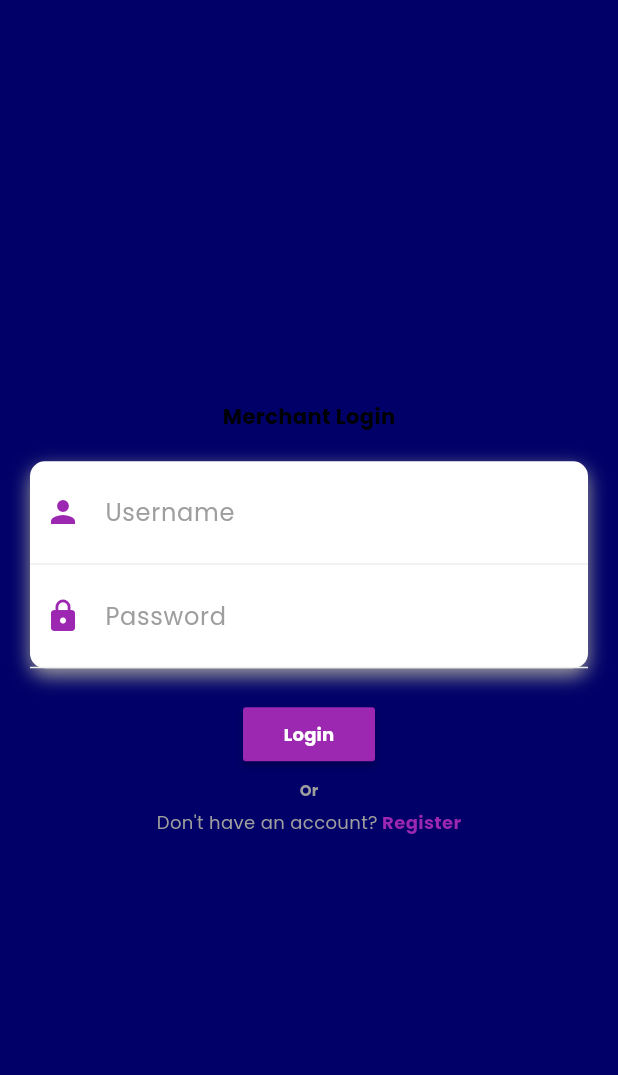
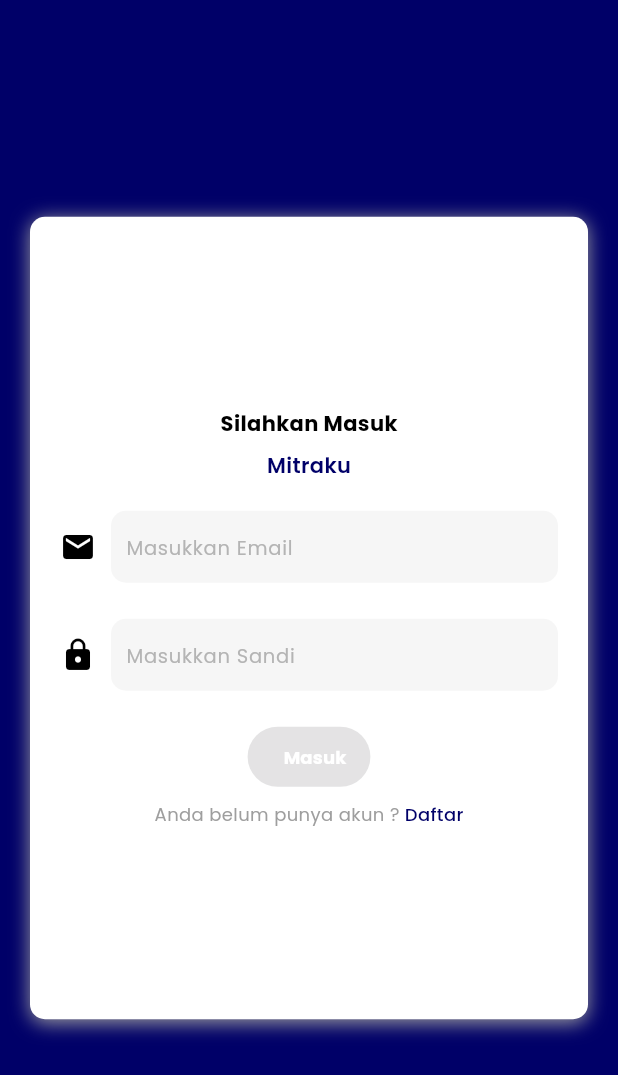
Before and after one commit to Mitra-Apps/fe-mobile-mitraku-seller, a Flutter app: the screen it shows after launch, on a phone screen of 412 x 824 dp. Shown: the top 1075 px of the screen. Run offline on Flutter 3.47's test engine with Material 3 defaults, Android fonts, the phone set to English and light mode, and no system bars; our stand-ins replace animate_do, another_flushbar, bloc_concurrency, dio, floor, flutter_bloc and 15 more; accounts and stored records are empty; generated files the repository leaves out were written again; project files that could hold a hidden picture were left out.

Commit message:
Update login page UI

```diff
--- a/lib/features/app/view/app_director.dart
+++ b/lib/features/app/view/app_director.dart
@@ -2,7 +2,7 @@
 import 'package:flutter_bloc/flutter_bloc.dart';
 import 'package:mitraku_seller/features/app/bloc/app_bloc.dart';
 import 'package:mitraku_seller/features/home/home_page.dart';
-import 'package:mitraku_seller/features/login/login_page.dart';
+import 'package:mitraku_seller/features/login/view/login_page.dart';
 
 class AppDirector extends StatelessWidget {
   const AppDirector({super.key});
--- a/lib/features/login/components/login_form.dart
+++ /dev/null
@@ -1,128 +0,0 @@
-import 'package:animate_do/animate_do.dart';
-import 'package:flutter/material.dart';
-import 'package:flutter_bloc/flutter_bloc.dart';
-import 'package:go_router/go_router.dart';
-import 'package:mitraku_seller/core/spacings/app_spacing.dart';
-import 'package:mitraku_seller/features/app/bloc/app_bloc.dart';
-import 'package:mitraku_seller/router/app_router.dart';
-
-class LoginForm extends StatelessWidget {
-  const LoginForm({Key? key}) : super(key: key);
-
-  @override
-  Widget build(BuildContext context) {
-    return Form(
-        child: Column(
-      crossAxisAlignment: CrossAxisAlignment.center,
-      children: [
-        FadeInUp(
-            duration: Duration(milliseconds: 1400),
-            child: Column(
-              children: [
-                Container(
-                  decoration: BoxDecoration(
-                      color: Colors.white,
-                      borderRadius: BorderRadius.circular(10),
-                      boxShadow: [
-                        BoxShadow(
-                            color: Colors.grey,
-                            blurRadius: 10,
-                            offset: Offset(0, 5))
-                      ]),
-                  child: Column(
-                    children: <Widget>[
-                      Container(
-                        padding: EdgeInsets.all(10),
-                        decoration: BoxDecoration(
-                            border: Border(
-                                bottom:
-                                    BorderSide(color: Colors.grey.shade200))),
-                        child: TextField(
-                          keyboardType: TextInputType.name,
-                          textInputAction: TextInputAction.next,
-                          onSubmitted: (merchantname) {},
-                          decoration: InputDecoration(
-                              hintText: "Username",
-                              hintStyle: TextStyle(color: Colors.grey),
-                              border: InputBorder.none,
-                              icon: Icon(Icons.person),
-                              iconColor: Colors.purple),
-                        ),
-                      ),
-                      Container(
-                        padding: EdgeInsets.all(10),
-                        decoration: BoxDecoration(
-                            border: Border(
-                                bottom:
-                                    BorderSide(color: Colors.grey.shade200))),
-                        child: TextField(
-                          keyboardType: TextInputType.visiblePassword,
-                          textInputAction: TextInputAction.next,
-                          onSubmitted: (password) {},
-                          obscureText: true,
-                          decoration: InputDecoration(
-                              hintText: "Password",
-                              hintStyle: TextStyle(color: Colors.grey),
-                              border: InputBorder.none,
-                              icon: Icon(Icons.lock),
-                              iconColor: Colors.purple),
-                        ),
-                      ),
-                    ],
-                  ),
-                ),
-                AppSpacing.verticalSpacing20,
-                Padding(
-                  padding: EdgeInsets.symmetric(vertical: 0, horizontal: 15),
-                  child: MaterialButton(
-                    color: Colors.purple,
-                    onPressed: () {
-                      context
-                          .read<AppBloc>()
-                          .add(const AppEvent.disableFirstUse());
-                    },
-                    child: const Text(
-                      "Login",
-                      style: TextStyle(
-                          fontSize: 12,
-                          fontWeight: FontWeight.w700,
-                          color: Colors.white),
-                    ),
-                  ),
-                ),
-                AppSpacing.verticalSpacing6,
-                Text(
-                  'Or',
-                  style: TextStyle(
-                      fontSize: 10,
-                      color: Colors.grey,
-                      fontWeight: FontWeight.w700),
-                ),
-                AppSpacing.verticalSpacing6,
-                Row(
-                  mainAxisAlignment: MainAxisAlignment.center,
-                  children: [
-                    Text(
-                      "Don't have an account?",
-                      style: TextStyle(fontSize: 12, color: Colors.grey),
-                    ),
-                    GestureDetector(
-                      onTap: () {
-                        context.push(AppRouter.registerPath);
-                      },
-                      child: Text(
-                        ' Register',
-                        style: TextStyle(
-                            fontSize: 12.0,
-                            color: Colors.purple,
-                            fontWeight: FontWeight.bold),
-                      ),
-                    ),
-                  ],
-                )
-              ],
-            )),
-      ],
-    ));
-  }
-}
--- a/lib/features/login/login_page.dart
+++ /dev/null
@@ -1,37 +0,0 @@
-import 'dart:io';
-
-import 'package:flutter/material.dart';
-import 'package:mitraku_seller/core/spacings/app_spacing.dart';
-import 'package:mitraku_seller/features/login/components/login_form.dart';
-
-class LoginPage extends StatelessWidget {
-  const LoginPage({super.key});
-
-  @override
-  Widget build(BuildContext context) {
-    return WillPopScope(
-        onWillPop: () async {
-          exit(0);
-        },
-        child: const Scaffold(
-          body: Center(
-            child: Column(
-              mainAxisAlignment: MainAxisAlignment.center,
-              children: [
-                Text(
-                  'Merchant Login',
-                  style: TextStyle(
-                      fontSize: 14,
-                      color: Colors.black,
-                      fontWeight: FontWeight.bold),
-                ),
-                AppSpacing.verticalSpacing20,
-                Padding(
-                    padding: EdgeInsets.symmetric(vertical: 0, horizontal: 20),
-                    child: LoginForm()),
-              ],
-            ),
-          ),
-        ));
-  }
-}
--- /dev/null
+++ b/lib/features/login/view/login_form.dart
@@ -0,0 +1,86 @@
+part of 'login_page.dart';
+
+class LoginForm extends StatefulWidget {
+  const LoginForm({super.key});
+
+  @override
+  _LoginFormState createState() => _LoginFormState();
+}
+
+class _LoginFormState extends State<LoginForm> {
+
+  late FToast fToast;
+
+  @override
+  void initState() {
+    super.initState();
+    fToast = FToast();
+    // if you want to use context from globally instead of content we need to pass navigatorKey.currentContext!
+    fToast.init(context);
+  }
+
+  _showToastSuccess(String message) {
+    Widget toast = Container(
+      padding: const EdgeInsets.symmetric(horizontal: 24.0, vertical: 12.0),
+      decoration: BoxDecoration(
+        borderRadius: BorderRadius.circular(25.0),
+        color: CustomColors.successColor,
+      ),
+      child: Row(
+        mainAxisSize: MainAxisSize.min,
+        children: [
+          SvgPicture.asset("assets/icons/icon_white_close.svg"),
+          const SizedBox(
+            width: 12.0,
+          ),
+          Text(message, style: const TextStyle(fontSize: 12,
+              fontWeight: FontWeight.normal,
+              color: CustomColors.whiteColor),),
+        ],
+      ),
+    );
+
+
+    fToast.showToast(
+      child: toast,
+      gravity: ToastGravity.TOP,
+      toastDuration: const Duration(seconds: 3),
+    );
+  }
+
+  _showToastFailed(String message) {
+    Widget toast = Container(
+      padding: const EdgeInsets.symmetric(horizontal: 24.0, vertical: 12.0),
+      decoration: BoxDecoration(
+        borderRadius: BorderRadius.circular(25.0),
+        color: CustomColors.dangerColor,
+      ),
+      child: Row(
+        mainAxisSize: MainAxisSize.min,
+        children: [
+          SvgPicture.asset("assets/icons/icon_white_close.svg"),
+          const SizedBox(
+            width: 12.0,
+          ),
+          Text(message, style: const TextStyle(fontSize: 12,
+              fontWeight: FontWeight.normal,
+              color: CustomColors.whiteColor),),
+        ],
+      ),
+    );
+
+
+    fToast.showToast(
+      child: toast,
+      gravity: ToastGravity.TOP,
+      toastDuration: const Duration(seconds: 3),
+    );
+  }
+
+  @override
+  Widget build(BuildContext context) {
+    return Center(
+      child: LoginFormUI(),
+    );
+  }
+}
--- /dev/null
+++ b/lib/features/login/view/login_form_ui.dart
@@ -0,0 +1,262 @@
+part of 'login_page.dart';
+
+class LoginFormUI extends StatefulWidget {
+  LoginFormUI({super.key});
+
+  @override
+  _LoginFormUIState createState() => _LoginFormUIState();
+}
+
+class _LoginFormUIState extends State<LoginFormUI> {
+  final _formKey = GlobalKey<FormState>();
+
+  String? strMerchantEmail;
+  String? strMerchantPassword;
+
+  bool merchantEmailInteracts() => strMerchantEmail != null;
+  bool merchantPasswordInteracts() => strMerchantPassword != null;
+  bool isShowEmailError = false;
+  bool isShowPasswordError = false;
+  var _isLoading = false;
+
+  void _onSubmit() {
+    setState(() => _isLoading = true);
+    Future.delayed(
+      const Duration(seconds: 3),
+          () => setState(() => _isLoading = false),
+    );
+  }
+
+  @override
+  Widget build(BuildContext context) {
+    return Form(
+        key: _formKey,
+        child: Column(
+          children: [
+            FadeInUp(
+              duration: const Duration(milliseconds: 1400),
+              child: Column(
+                children: [
+                  Container(
+                    decoration: BoxDecoration(
+                      color: Colors.white,
+                      borderRadius: BorderRadius.circular(10),
+                      boxShadow: const [
+                        BoxShadow(
+                          color: Colors.grey,
+                          blurRadius: 10,
+                          offset: Offset(0, 2),
+                        ),
+                      ],
+                    ),
+                    padding: const EdgeInsets.symmetric(horizontal: 20),
+                    child: Column(
+                      children: <Widget>[
+                        AppSpacing.verticalSpacing128,
+                        const Text(
+                          'Silahkan Masuk',
+                          style: TextStyle(
+                            fontSize: 14,
+                            color: Colors.black,
+                            fontWeight: FontWeight.bold,
+                            fontFamily: 'Poppins',
+                          ),
+                        ),
+                        AppSpacing.verticalSpacing8,
+                        const Text(
+                          'Mitraku',
+                          style: TextStyle(
+                            fontSize: 14,
+                            color: CustomColors.mainColor,
+                            fontWeight: FontWeight.w600,
+                            fontFamily: 'Poppins',
+                          ),
+                        ),
+                        AppSpacing.verticalSpacing20,
+                        Row(
+                          children: [
+                            const Icon(
+                              Icons.email,
+                              color: Colors.black,
+                              size: 24,
+                            ),
+                            AppSpacing.horizontalSpacing10,
+                            Flexible(
+                              child: Container(
+                                padding: const EdgeInsets.symmetric(
+                                  horizontal: 10,
+                                ),
+                                decoration: BoxDecoration(
+                                  color: CustomColors.disabledLightColor,
+                                  borderRadius: BorderRadius.circular(10),
+                                ),
+                                child: TextFormField(
+                                  keyboardType: TextInputType.emailAddress,
+                                  textInputAction: TextInputAction.next,
+                                  onChanged: (value) => setState(() {
+                                    strMerchantEmail = value;
+                                    isShowEmailError =
+                                        isShowValidateEmail(strMerchantEmail);
+                                  }),
+                                  decoration: const InputDecoration(
+                                    hintText: 'Masukkan Email',
+                                    hintStyle: TextStyle(
+                                      color: CustomColors.disabledBoldColor,
+                                      fontSize: 13,
+                                      fontFamily: 'Poppins',
+                                    ),
+                                    border: InputBorder.none,
+                                  ),
+                                ),
+                              ),
+                            ),
+                          ],
+                        ),
+                        Row(
+                          children: [
+                            Visibility(
+                                visible: isShowEmailError,
+                                child: Text(
+                                  validateEmail(strMerchantEmail),
+                                  style: const TextStyle(
+                                      fontSize: 12,
+                                      fontWeight: FontWeight.normal,
+                                      color: CustomColors.dangerColor),
+                                )),
+                          ],
+                        ),
+                        AppSpacing.verticalSpacing24,
+                        Row(
+                          children: [
+                            const Icon(
+                              Icons.lock,
+                              color: Colors.black,
+                              size: 24,
+                            ),
+                            AppSpacing.horizontalSpacing10,
+                            Flexible(
+                              child: Container(
+                                padding: const EdgeInsets.symmetric(
+                                  horizontal: 10,
+                                ),
+                                decoration: BoxDecoration(
+                                  color: CustomColors.disabledLightColor,
+                                  borderRadius: BorderRadius.circular(10),
+                                ),
+                                child: TextFormField(
+                                  keyboardType: TextInputType.visiblePassword,
+                                  textInputAction: TextInputAction.next,
+                                  obscureText: true,
+                                  onChanged: (value) => setState(() {
+                                    strMerchantPassword = value;
+                                    isShowPasswordError =
+                                        isShowValidatePassword(
+                                            strMerchantPassword);
+                                  }),
+                                  decoration: const InputDecoration(
+                                    hintText: 'Masukkan Sandi',
+                                    hintStyle: TextStyle(
+                                      color: CustomColors.disabledBoldColor,
+                                      fontSize: 13,
+                                      fontFamily: 'Poppins',
+                                    ),
+                                    border: InputBorder.none,
+                                  ),
+                                ),
+                              ),
+                            ),
+                          ],
+                        ),
+                        Row(
+                          children: [
+                            Flexible(
+                              child: Visibility(
+                                  visible: isShowPasswordError,
+                                  child: Text(
+                                    validatePassword(strMerchantPassword),
+                                    softWrap: true,
+                                    style: const TextStyle(
+                                        fontSize: 12,
+                                        fontWeight: FontWeight.normal,
+                                        color: CustomColors.dangerColor),
+                                  )),
+                            )
+                          ],
+                        ),
+                        AppSpacing.verticalSpacing20,
+                        Padding(
+                            padding: const EdgeInsets.symmetric(horizontal: 15),
+                            child: ElevatedButton.icon(
+                              onPressed: !merchantEmailInteracts() ||
+                                  !merchantPasswordInteracts() ||
+                                  isShowEmailError ||
+                                  isShowPasswordError ||
+                                  _isLoading
+                                  ? null
+                                  : _onSubmit,
+                              style: ElevatedButton.styleFrom(padding: const
+                              EdgeInsets.symmetric(
+                                  vertical: 0, horizontal: 16),
+                                  backgroundColor: !merchantEmailInteracts() ||
+                                      !merchantPasswordInteracts() ||
+                                      isShowEmailError ||
+                                      isShowPasswordError
+                                      ? CustomColors.disabledBoldColor
+                                      : CustomColors.mainColor),
+                              icon: _isLoading ? Container(
+                                width: 24,
+                                height: 24,
+                                padding: const EdgeInsets.all(2.0),
+                                child: const CircularProgressIndicator(
+                                  color: Colors.white,
+                                  strokeWidth: 3,
+                                ),
+                              )
+                                  : Container(),
+                              label: const Text('Masuk', style: TextStyle(
+                                fontSize: 12,
+                                fontWeight: FontWeight.w700,
+                                color: Colors.white,
+                              ),),
+                            )
+                        ),
+                        AppSpacing.verticalSpacing6,
+                        Row(
+                          mainAxisAlignment: MainAxisAlignment.center,
+                          children: [
+                            const Text(
+                              'Anda belum punya akun ?',
+                              style: TextStyle(
+                                fontSize: 12,
+                                color: Colors.grey,
+                                fontFamily: 'Poppins',
+                              ),
+                            ),
+                            GestureDetector(
+                              onTap: () {
+                                context.push(AppRouter.registerPath);
+                              },
+                              child: const Text(
+                                ' Daftar',
+                                style: TextStyle(
+                                  fontSize: 12,
+                                  color: CustomColors.mainColor,
+                                  fontWeight: FontWeight.w500,
+                                  fontFamily: 'Poppins',
+                                ),
+                              ),
+                            ),
+                          ],
+                        ),
+                        AppSpacing.verticalSpacing128,
+                      ],
+                    ),
+                  ),
+                ],
+              ),
+            ),
+          ],
+        )
+    );
+  }
+}
--- /dev/null
+++ b/lib/features/login/view/login_page.dart
@@ -0,0 +1,40 @@
+import 'dart:io';
+
+import 'package:animate_do/animate_do.dart';
+import 'package:flutter/material.dart';
+import 'package:flutter_svg/flutter_svg.dart';
+import 'package:fluttertoast/fluttertoast.dart';
+import 'package:go_router/go_router.dart';
+import 'package:mitraku_seller/core/colors/colors.dart';
+import 'package:mitraku_seller/core/spacings/app_spacing.dart';
+import 'package:mitraku_seller/router/app_router.dart';
+import 'package:mitraku_seller/utils/newvalidator.dart';
+
+part 'login_form.dart';
+
+part 'login_form_ui.dart';
+
+class LoginPage extends StatelessWidget {
+  const LoginPage({super.key});
+
+  @override
+  Widget build(BuildContext context) {
+    return WillPopScope(
+      onWillPop: () async {
+        exit(0);
+      },
+      child: const Scaffold(
+        body: Center(
+          child: Column(
+            mainAxisAlignment: MainAxisAlignment.center,
+            children: [
+              Padding(
+                padding: EdgeInsets.symmetric(horizontal: 20),
+                child: LoginForm(),),
+            ],
+          ),
+        ),
+      ),
+    );
+  }
+}
--- a/lib/router/app_router.dart
+++ b/lib/router/app_router.dart
@@ -3,6 +3,7 @@
 import 'package:mitraku_seller/features/demo/view/images_from_db_page.dart';
 import 'package:mitraku_seller/features/dog_image_random/view/dog_image_random_page.dart';
 import 'package:mitraku_seller/features/home/home_page.dart';
+import 'package:mitraku_seller/features/login/view/login_page.dart';
 import 'package:mitraku_seller/features/login/login_page.dart';
 import 'package:mitraku_seller/features/otp/view/otp_page.dart';
 import 'package:mitraku_seller/features/register/view/register_page.dart';
```
